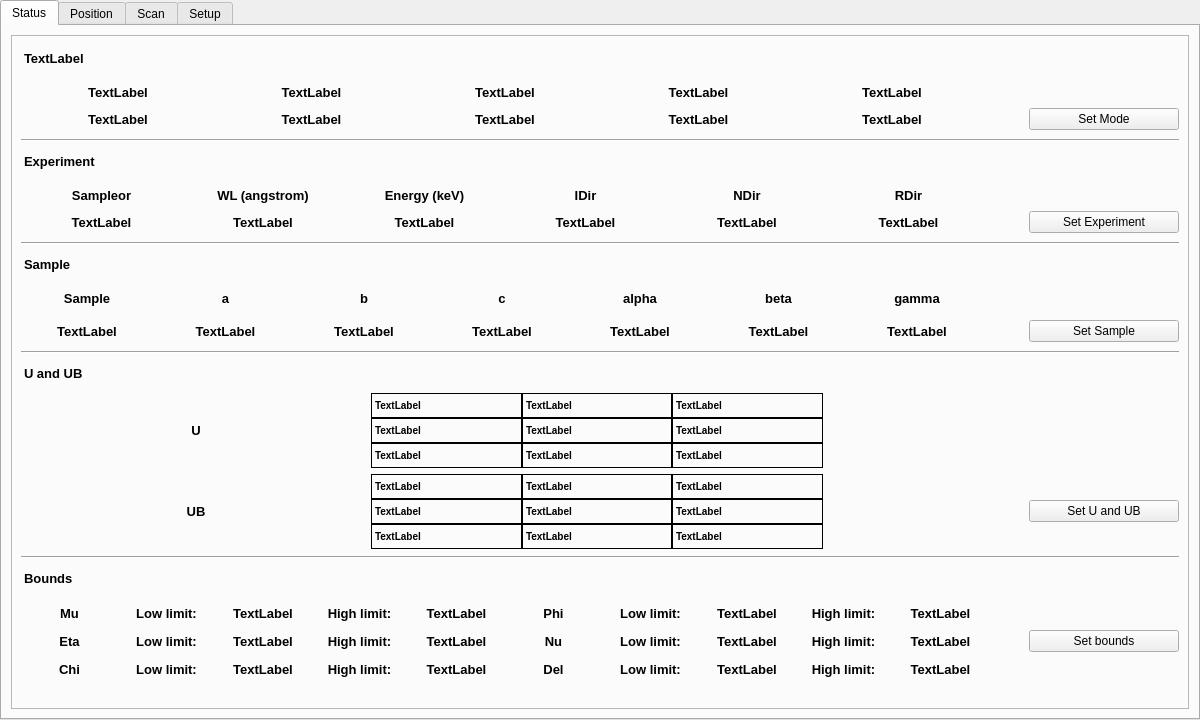
First picture: the form in gui/main.ui, repository HugoValim/DAF, before the edit.
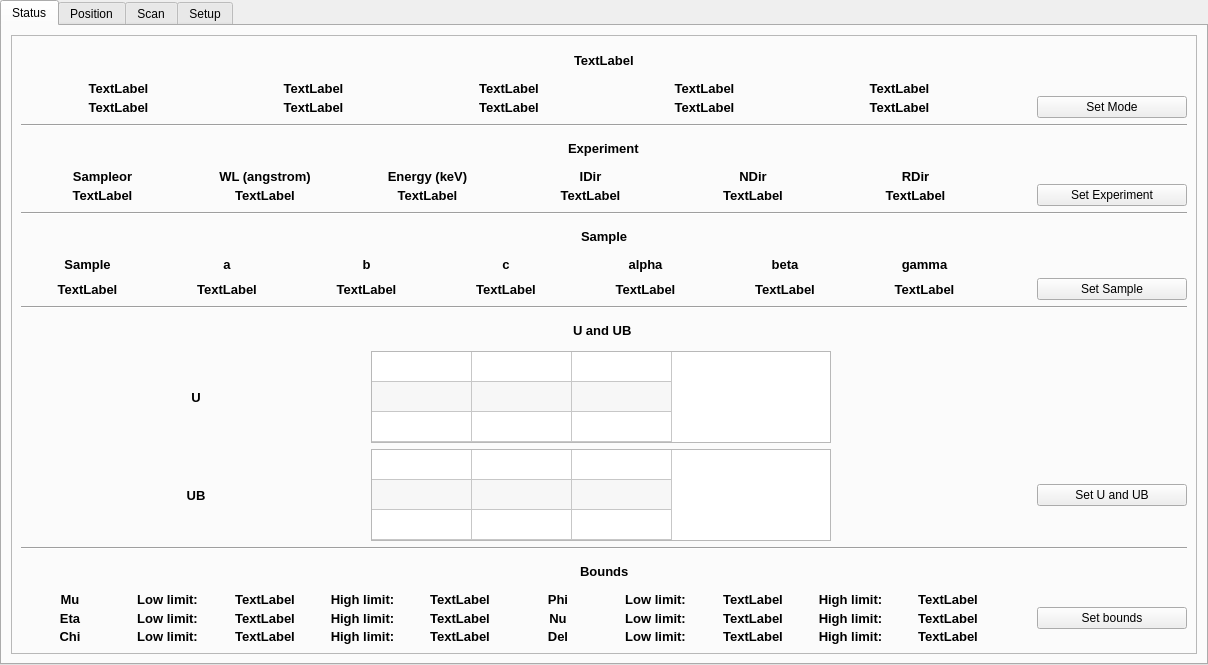
Second picture: the form after the edit. Custom widgets are drawn as their Qt base class.

The edit to the form file:
```diff
--- a/gui/main.ui
+++ b/gui/main.ui
@@ -6,8 +6,8 @@
    <rect>
     <x>0</x>
     <y>0</y>
-    <width>1200</width>
-    <height>720</height>
+    <width>1208</width>
+    <height>665</height>
    </rect>
   </property>
   <property name="windowTitle">
@@ -40,19 +40,13 @@
      </property>
      <property name="font">
       <font>
+       <pointsize>9</pointsize>
        <weight>50</weight>
        <bold>false</bold>
       </font>
      </property>
      <property name="styleSheet">
-      <string notr="true"> QLabel {
-    qproperty-alignment: AlignCenter;
-    padding: 5px 0px;
-    color: rgb(0, 0, 0);
-    max-height: 22px;
-    font-size: 10pt;
-	font-weight: bold; 
-}</string>
+      <string notr="true"/>
      </property>
      <property name="currentIndex">
       <number>0</number>
@@ -72,6 +66,21 @@
          </property>
          <layout class="QVBoxLayout" name="verticalLayout_6">
           <item>
+           <layout class="QHBoxLayout" name="horizontalLayout_5">
+            <item>
+             <spacer name="horizontalSpacer_17">
+              <property name="orientation">
+               <enum>Qt::Horizontal</enum>
+              </property>
+              <property name="sizeHint" stdset="0">
+               <size>
+                <width>40</width>
+                <height>20</height>
+               </size>
+              </property>
+             </spacer>
+            </item>
+            <item>
            <widget class="QLabel" name="label_mode">
             <property name="font">
              <font>
@@ -81,19 +90,27 @@
              </font>
             </property>
             <property name="styleSheet">
-             <string notr="true"> QLabel {
-    qproperty-alignment: AlignCenter;
-    padding: 5px 0px;
-    color: rgb(0, 0, 0);
-    max-height: 15px;
-    font-size: 10pt;
-	font-weight: bold; 
-}</string>
+               <string notr="true"/>
             </property>
             <property name="text">
              <string>TextLabel</string>
             </property>
            </widget>
+            </item>
+            <item>
+             <spacer name="horizontalSpacer_18">
+              <property name="orientation">
+               <enum>Qt::Horizontal</enum>
+              </property>
+              <property name="sizeHint" stdset="0">
+               <size>
+                <width>40</width>
+                <height>20</height>
+               </size>
+              </property>
+             </spacer>
+            </item>
+           </layout>
           </item>
           <item>
            <layout class="QGridLayout" name="gridLayout_17">
@@ -336,6 +353,21 @@
            </widget>
           </item>
           <item>
+           <layout class="QHBoxLayout" name="horizontalLayout_6">
+            <item>
+             <spacer name="horizontalSpacer_19">
+              <property name="orientation">
+               <enum>Qt::Horizontal</enum>
+              </property>
+              <property name="sizeHint" stdset="0">
+               <size>
+                <width>40</width>
+                <height>20</height>
+               </size>
+              </property>
+             </spacer>
+            </item>
+            <item>
            <widget class="QLabel" name="label_6">
             <property name="font">
              <font>
@@ -345,14 +377,7 @@
              </font>
             </property>
             <property name="styleSheet">
-             <string notr="true"> QLabel {
-    qproperty-alignment: AlignCenter;
-    padding: 5px 0px;
-    color: rgb(0, 0, 0);
-    max-height: 15px;
-    font-size: 10pt;
-	font-weight: bold; 
-}</string>
+               <string notr="true"/>
             </property>
             <property name="text">
              <string>Experiment</string>
@@ -360,6 +385,21 @@
            </widget>
           </item>
           <item>
+             <spacer name="horizontalSpacer_20">
+              <property name="orientation">
+               <enum>Qt::Horizontal</enum>
+              </property>
+              <property name="sizeHint" stdset="0">
+               <size>
+                <width>40</width>
+                <height>20</height>
+               </size>
+              </property>
+             </spacer>
+            </item>
+           </layout>
+          </item>
+          <item>
            <layout class="QGridLayout" name="gridLayout_4">
             <property name="spacing">
              <number>0</number>
@@ -624,21 +664,51 @@
            </widget>
           </item>
           <item>
+           <layout class="QHBoxLayout" name="horizontalLayout_7">
+            <item>
+             <spacer name="horizontalSpacer_21">
+              <property name="orientation">
+               <enum>Qt::Horizontal</enum>
+              </property>
+              <property name="sizeHint" stdset="0">
+               <size>
+                <width>40</width>
+                <height>20</height>
+               </size>
+              </property>
+             </spacer>
+            </item>
+            <item>
            <widget class="QLabel" name="label_26">
+              <property name="font">
+               <font>
+                <pointsize>10</pointsize>
+                <weight>75</weight>
+                <bold>true</bold>
+               </font>
+              </property>
             <property name="styleSheet">
-             <string notr="true"> QLabel {
-    qproperty-alignment: AlignCenter;
-    padding: 5px 0px;
-    color: rgb(0, 0, 0);
-    max-height: 15px;
-    font-size: 10pt;
-	font-weight: bold; 
-}</string>
+               <string notr="true"/>
             </property>
             <property name="text">
              <string>Sample</string>
             </property>
            </widget>
+            </item>
+            <item>
+             <spacer name="horizontalSpacer_22">
+              <property name="orientation">
+               <enum>Qt::Horizontal</enum>
+              </property>
+              <property name="sizeHint" stdset="0">
+               <size>
+                <width>40</width>
+                <height>20</height>
+               </size>
+              </property>
+             </spacer>
+            </item>
+           </layout>
           </item>
           <item>
            <layout class="QGridLayout" name="gridLayout_2">
@@ -936,6 +1006,21 @@
            </widget>
           </item>
           <item>
+           <layout class="QHBoxLayout" name="horizontalLayout_8">
+            <item>
+             <spacer name="horizontalSpacer_23">
+              <property name="orientation">
+               <enum>Qt::Horizontal</enum>
+              </property>
+              <property name="sizeHint" stdset="0">
+               <size>
+                <width>40</width>
+                <height>20</height>
+               </size>
+              </property>
+             </spacer>
+            </item>
+            <item>
            <widget class="QLabel" name="label_18">
             <property name="font">
              <font>
@@ -945,14 +1030,7 @@
              </font>
             </property>
             <property name="styleSheet">
-             <string notr="true"> QLabel {
-    qproperty-alignment: AlignCenter;
-    padding: 5px 0px;
-    color: rgb(0, 0, 0);
-    max-height: 15px;
-    font-size: 10pt;
-	font-weight: bold; 
-}</string>
+               <string notr="true"/>
             </property>
             <property name="text">
              <string>U and UB </string>
@@ -960,6 +1038,21 @@
            </widget>
           </item>
           <item>
+             <spacer name="horizontalSpacer_24">
+              <property name="orientation">
+               <enum>Qt::Horizontal</enum>
+              </property>
+              <property name="sizeHint" stdset="0">
+               <size>
+                <width>40</width>
+                <height>20</height>
+               </size>
+              </property>
+             </spacer>
+            </item>
+           </layout>
+          </item>
+          <item>
            <layout class="QGridLayout" name="gridLayout_12">
             <item row="1" column="1">
              <widget class="PyDMRelatedDisplayButton" name="PyDMRelatedDisplayButton_5">
@@ -996,7 +1089,7 @@
               <property name="spacing">
                <number>0</number>
               </property>
-              <item row="1" column="4">
+              <item row="1" column="2">
                <spacer name="horizontalSpacer">
                 <property name="orientation">
                  <enum>Qt::Horizontal</enum>
@@ -1012,54 +1105,6 @@
                 </property>
                </spacer>
               </item>
-              <item row="0" column="2">
-               <widget class="QLabel" name="label_u01">
-                <property name="maximumSize">
-                 <size>
-                  <width>2002</width>
-                  <height>37</height>
-                 </size>
-                </property>
-                <property name="styleSheet">
-                 <string notr="true"> QLabel {
-    qproperty-alignment: AlignCenter;
-    border: 1px solid rgb(0, 0, 0);
-    padding: 5px 0px;
-    color: rgb(0, 0, 0);
-    max-height: 25px;
-	max-width: 2000px;
-    font-size: 10px;
-}</string>
-                </property>
-                <property name="text">
-                 <string>TextLabel</string>
-                </property>
-               </widget>
-              </item>
-              <item row="1" column="1">
-               <widget class="QLabel" name="label_u10">
-                <property name="maximumSize">
-                 <size>
-                  <width>2002</width>
-                  <height>37</height>
-                 </size>
-                </property>
-                <property name="styleSheet">
-                 <string notr="true"> QLabel {
-    qproperty-alignment: AlignCenter;
-    border: 1px solid rgb(0, 0, 0);
-    padding: 5px 0px;
-    color: rgb(0, 0, 0);
-    max-height: 25px;
-	max-width: 2000px;
-    font-size: 10px;
-}</string>
-                </property>
-                <property name="text">
-                 <string>TextLabel</string>
-                </property>
-               </widget>
-              </item>
               <item row="1" column="0">
                <widget class="QLabel" name="label_19">
                 <property name="minimumSize">
@@ -1071,7 +1116,7 @@
                 <property name="maximumSize">
                  <size>
                   <width>400</width>
-                  <height>16777215</height>
+                  <height>32</height>
                  </size>
                 </property>
                 <property name="font">
@@ -1089,172 +1134,74 @@
                 </property>
                </widget>
               </item>
-              <item row="0" column="3">
-               <widget class="QLabel" name="label_u02">
+              <item row="1" column="1">
+               <widget class="QTableWidget" name="tableWidget_U">
+                <property name="sizePolicy">
+                 <sizepolicy hsizetype="Expanding" vsizetype="Fixed">
+                  <horstretch>0</horstretch>
+                  <verstretch>0</verstretch>
+                 </sizepolicy>
+                </property>
                 <property name="maximumSize">
                  <size>
-                  <width>2002</width>
-                  <height>37</height>
+                  <width>16777215</width>
+                  <height>92</height>
                  </size>
                 </property>
-                <property name="styleSheet">
-                 <string notr="true"> QLabel {
-    qproperty-alignment: AlignCenter;
-    border: 1px solid rgb(0, 0, 0);
-    padding: 5px 0px;
-    color: rgb(0, 0, 0);
-    max-height: 25px;
-	max-width: 2000px;
-    font-size: 10px;
-}</string>
+                <property name="frameShadow">
+                 <enum>QFrame::Sunken</enum>
                 </property>
-                <property name="text">
-                 <string>TextLabel</string>
+                <property name="autoScroll">
+                 <bool>false</bool>
                 </property>
-               </widget>
-              </item>
-              <item row="1" column="3">
-               <widget class="QLabel" name="label_u12">
-                <property name="maximumSize">
-                 <size>
-                  <width>2002</width>
-                  <height>37</height>
-                 </size>
+                <property name="tabKeyNavigation">
+                 <bool>false</bool>
                 </property>
-                <property name="styleSheet">
-                 <string notr="true"> QLabel {
-    qproperty-alignment: AlignCenter;
-    border: 1px solid rgb(0, 0, 0);
-    padding: 5px 0px;
-    color: rgb(0, 0, 0);
-    max-height: 25px;
-	max-width: 2000px;
-    font-size: 10px;
-}</string>
+                <property name="showDropIndicator" stdset="0">
+                 <bool>false</bool>
                 </property>
-                <property name="text">
-                 <string>TextLabel</string>
+                <property name="dragDropOverwriteMode">
+                 <bool>false</bool>
                 </property>
-               </widget>
-              </item>
-              <item row="2" column="3">
-               <widget class="QLabel" name="label_u22">
-                <property name="maximumSize">
-                 <size>
-                  <width>2002</width>
-                  <height>37</height>
-                 </size>
+                <property name="alternatingRowColors">
+                 <bool>true</bool>
                 </property>
-                <property name="styleSheet">
-                 <string notr="true"> QLabel {
-    qproperty-alignment: AlignCenter;
-    border: 1px solid rgb(0, 0, 0);
-    padding: 5px 0px;
-    color: rgb(0, 0, 0);
-    max-height: 25px;
-	max-width: 2000px;
-    font-size: 10px;
-}</string>
-                </property>
+                <attribute name="horizontalHeaderVisible">
+                 <bool>false</bool>
+                </attribute>
+                <attribute name="verticalHeaderVisible">
+                 <bool>false</bool>
+                </attribute>
+                <row>
+                 <property name="text">
+                  <string/>
+                 </property>
+                </row>
+                <row>
                 <property name="text">
-                 <string>TextLabel</string>
-                </property>
-               </widget>
-              </item>
-              <item row="0" column="1">
-               <widget class="QLabel" name="label_u00">
-                <property name="maximumSize">
-                 <size>
-                  <width>2002</width>
-                  <height>37</height>
-                 </size>
-                </property>
-                <property name="styleSheet">
-                 <string notr="true"> QLabel {
-    qproperty-alignment: AlignCenter;
-    border: 1px solid rgb(0, 0, 0);
-    padding: 5px 0px;
-    color: rgb(0, 0, 0);
-    max-height: 25px;
-	max-width: 2000px;
-    font-size: 10px;
-}</string>
-                </property>
+                  <string/>
+                 </property>
+                </row>
+                <row>
                 <property name="text">
-                 <string>TextLabel</string>
-                </property>
-               </widget>
-              </item>
-              <item row="2" column="1">
-               <widget class="QLabel" name="label_u20">
-                <property name="maximumSize">
-                 <size>
-                  <width>2002</width>
-                  <height>37</height>
-                 </size>
-                </property>
-                <property name="styleSheet">
-                 <string notr="true"> QLabel {
-    qproperty-alignment: AlignCenter;
-    border: 1px solid rgb(0, 0, 0);
-    padding: 5px 0px;
-    color: rgb(0, 0, 0);
-    max-height: 25px;
-	max-width: 2000px;
-    font-size: 10px;
-}</string>
-                </property>
+                  <string/>
+                 </property>
+                </row>
+                <column>
                 <property name="text">
-                 <string>TextLabel</string>
-                </property>
-               </widget>
-              </item>
-              <item row="1" column="2">
-               <widget class="QLabel" name="label_u11">
-                <property name="maximumSize">
-                 <size>
-                  <width>2002</width>
-                  <height>37</height>
-                 </size>
-                </property>
-                <property name="styleSheet">
-                 <string notr="true"> QLabel {
-    qproperty-alignment: AlignCenter;
-    border: 1px solid rgb(0, 0, 0);
-    padding: 5px 0px;
-    color: rgb(0, 0, 0);
-    max-height: 25px;
-	max-width: 2000px;
-    font-size: 10px;
-}</string>
-                </property>
+                  <string/>
+                 </property>
+                </column>
+                <column>
                 <property name="text">
-                 <string>TextLabel</string>
-                </property>
-               </widget>
-              </item>
-              <item row="2" column="2">
-               <widget class="QLabel" name="label_u21">
-                <property name="maximumSize">
-                 <size>
-                  <width>2002</width>
-                  <height>37</height>
-                 </size>
-                </property>
-                <property name="styleSheet">
-                 <string notr="true"> QLabel {
-    qproperty-alignment: AlignCenter;
-    border: 1px solid rgb(0, 0, 0);
-    padding: 5px 0px;
-    color: rgb(0, 0, 0);
-    max-height: 25px;
-	max-width: 2000px;
-    font-size: 10px;
-}</string>
-                </property>
+                  <string/>
+                 </property>
+                </column>
+                <column>
                 <property name="text">
-                 <string>TextLabel</string>
-                </property>
+                  <string/>
+                 </property>
+                </column>
                </widget>
               </item>
              </layout>
@@ -1273,127 +1220,7 @@
               <property name="spacing">
                <number>0</number>
               </property>
-              <item row="0" column="1">
-               <widget class="QLabel" name="label_ub00">
-                <property name="maximumSize">
-                 <size>
-                  <width>2002</width>
-                  <height>37</height>
-                 </size>
-                </property>
-                <property name="styleSheet">
-                 <string notr="true"> QLabel {
-    qproperty-alignment: AlignCenter;
-    border: 1px solid rgb(0, 0, 0);
-    padding: 5px 0px;
-    color: rgb(0, 0, 0);
-    max-height: 25px;
-	max-width: 2000px;
-    font-size: 10px;
-}</string>
-                </property>
-                <property name="text">
-                 <string>TextLabel</string>
-                </property>
-               </widget>
-              </item>
-              <item row="2" column="1">
-               <widget class="QLabel" name="label_ub20">
-                <property name="maximumSize">
-                 <size>
-                  <width>2002</width>
-                  <height>37</height>
-                 </size>
-                </property>
-                <property name="styleSheet">
-                 <string notr="true"> QLabel {
-    qproperty-alignment: AlignCenter;
-    border: 1px solid rgb(0, 0, 0);
-    padding: 5px 0px;
-    color: rgb(0, 0, 0);
-    max-height: 25px;
-	max-width: 2000px;
-    font-size: 10px;
-}</string>
-                </property>
-                <property name="text">
-                 <string>TextLabel</string>
-                </property>
-               </widget>
-              </item>
-              <item row="0" column="3">
-               <widget class="QLabel" name="label_ub02">
-                <property name="maximumSize">
-                 <size>
-                  <width>2002</width>
-                  <height>37</height>
-                 </size>
-                </property>
-                <property name="styleSheet">
-                 <string notr="true"> QLabel {
-    qproperty-alignment: AlignCenter;
-    border: 1px solid rgb(0, 0, 0);
-    padding: 5px 0px;
-    color: rgb(0, 0, 0);
-    max-height: 25px;
-	max-width: 2000px;
-    font-size: 10px;
-}</string>
-                </property>
-                <property name="text">
-                 <string>TextLabel</string>
-                </property>
-               </widget>
-              </item>
-              <item row="1" column="2">
-               <widget class="QLabel" name="label_ub11">
-                <property name="maximumSize">
-                 <size>
-                  <width>2002</width>
-                  <height>37</height>
-                 </size>
-                </property>
-                <property name="styleSheet">
-                 <string notr="true"> QLabel {
-    qproperty-alignment: AlignCenter;
-    border: 1px solid rgb(0, 0, 0);
-    padding: 5px 0px;
-    color: rgb(0, 0, 0);
-    max-height: 25px;
-	max-width: 2000px;
-    font-size: 10px;
-}</string>
-                </property>
-                <property name="text">
-                 <string>TextLabel</string>
-                </property>
-               </widget>
-              </item>
-              <item row="1" column="3">
-               <widget class="QLabel" name="label_ub12">
-                <property name="maximumSize">
-                 <size>
-                  <width>2002</width>
-                  <height>37</height>
-                 </size>
-                </property>
-                <property name="styleSheet">
-                 <string notr="true"> QLabel {
-    qproperty-alignment: AlignCenter;
-    border: 1px solid rgb(0, 0, 0);
-    padding: 5px 0px;
-    color: rgb(0, 0, 0);
-    max-height: 25px;
-	max-width: 2000px;
-    font-size: 10px;
-}</string>
-                </property>
-                <property name="text">
-                 <string>TextLabel</string>
-                </property>
-               </widget>
-              </item>
-              <item row="1" column="0">
+              <item row="0" column="0">
                <widget class="QLabel" name="label_59">
                 <property name="minimumSize">
                  <size>
@@ -1404,7 +1231,7 @@
                 <property name="maximumSize">
                  <size>
                   <width>400</width>
-                  <height>16777215</height>
+                  <height>32</height>
                  </size>
                 </property>
                 <property name="font">
@@ -1422,79 +1249,7 @@
                 </property>
                </widget>
               </item>
-              <item row="2" column="3">
-               <widget class="QLabel" name="label_ub22">
-                <property name="maximumSize">
-                 <size>
-                  <width>2002</width>
-                  <height>37</height>
-                 </size>
-                </property>
-                <property name="styleSheet">
-                 <string notr="true"> QLabel {
-    qproperty-alignment: AlignCenter;
-    border: 1px solid rgb(0, 0, 0);
-    padding: 5px 0px;
-    color: rgb(0, 0, 0);
-    max-height: 25px;
-	max-width: 2000px;
-    font-size: 10px;
-}</string>
-                </property>
-                <property name="text">
-                 <string>TextLabel</string>
-                </property>
-               </widget>
-              </item>
-              <item row="2" column="2">
-               <widget class="QLabel" name="label_ub21">
-                <property name="maximumSize">
-                 <size>
-                  <width>2002</width>
-                  <height>37</height>
-                 </size>
-                </property>
-                <property name="styleSheet">
-                 <string notr="true"> QLabel {
-    qproperty-alignment: AlignCenter;
-    border: 1px solid rgb(0, 0, 0);
-    padding: 5px 0px;
-    color: rgb(0, 0, 0);
-    max-height: 25px;
-	max-width: 2000px;
-    font-size: 10px;
-}</string>
-                </property>
-                <property name="text">
-                 <string>TextLabel</string>
-                </property>
-               </widget>
-              </item>
-              <item row="1" column="1">
-               <widget class="QLabel" name="label_ub10">
-                <property name="maximumSize">
-                 <size>
-                  <width>2002</width>
-                  <height>37</height>
-                 </size>
-                </property>
-                <property name="styleSheet">
-                 <string notr="true"> QLabel {
-    qproperty-alignment: AlignCenter;
-    border: 1px solid rgb(0, 0, 0);
-    padding: 5px 0px;
-    color: rgb(0, 0, 0);
-    max-height: 25px;
-	max-width: 2000px;
-    font-size: 10px;
-}</string>
-                </property>
-                <property name="text">
-                 <string>TextLabel</string>
-                </property>
-               </widget>
-              </item>
-              <item row="1" column="4">
+              <item row="0" column="2">
                <spacer name="horizontalSpacer_2">
                 <property name="orientation">
                  <enum>Qt::Horizontal</enum>
@@ -1510,28 +1265,74 @@
                 </property>
                </spacer>
               </item>
-              <item row="0" column="2">
-               <widget class="QLabel" name="label_ub01">
+              <item row="0" column="1">
+               <widget class="QTableWidget" name="tableWidget_UB">
+                <property name="sizePolicy">
+                 <sizepolicy hsizetype="Expanding" vsizetype="Fixed">
+                  <horstretch>0</horstretch>
+                  <verstretch>0</verstretch>
+                 </sizepolicy>
+                </property>
                 <property name="maximumSize">
                  <size>
-                  <width>2002</width>
-                  <height>37</height>
+                  <width>16777215</width>
+                  <height>92</height>
                  </size>
                 </property>
-                <property name="styleSheet">
-                 <string notr="true"> QLabel {
-    qproperty-alignment: AlignCenter;
-    border: 1px solid rgb(0, 0, 0);
-    padding: 5px 0px;
-    color: rgb(0, 0, 0);
-    max-height: 25px;
-	max-width: 2000px;
-    font-size: 10px;
-}</string>
+                <property name="frameShadow">
+                 <enum>QFrame::Sunken</enum>
                 </property>
+                <property name="autoScroll">
+                 <bool>false</bool>
+                </property>
+                <property name="tabKeyNavigation">
+                 <bool>false</bool>
+                </property>
+                <property name="showDropIndicator" stdset="0">
+                 <bool>false</bool>
+                </property>
+                <property name="dragDropOverwriteMode">
+                 <bool>false</bool>
+                </property>
+                <property name="alternatingRowColors">
+                 <bool>true</bool>
+                </property>
+                <attribute name="horizontalHeaderVisible">
+                 <bool>false</bool>
+                </attribute>
+                <attribute name="verticalHeaderVisible">
+                 <bool>false</bool>
+                </attribute>
+                <row>
                 <property name="text">
-                 <string>TextLabel</string>
-                </property>
+                  <string/>
+                 </property>
+                </row>
+                <row>
+                 <property name="text">
+                  <string/>
+                 </property>
+                </row>
+                <row>
+                 <property name="text">
+                  <string/>
+                 </property>
+                </row>
+                <column>
+                 <property name="text">
+                  <string/>
+                 </property>
+                </column>
+                <column>
+                 <property name="text">
+                  <string/>
+                 </property>
+                </column>
+                <column>
+                 <property name="text">
+                  <string/>
+                 </property>
+                </column>
                </widget>
               </item>
              </layout>
@@ -1546,6 +1347,21 @@
            </widget>
           </item>
           <item>
+           <layout class="QHBoxLayout" name="horizontalLayout_9">
+            <item>
+             <spacer name="horizontalSpacer_25">
+              <property name="orientation">
+               <enum>Qt::Horizontal</enum>
+              </property>
+              <property name="sizeHint" stdset="0">
+               <size>
+                <width>40</width>
+                <height>20</height>
+               </size>
+              </property>
+             </spacer>
+            </item>
+            <item>
            <widget class="QLabel" name="label_20">
             <property name="font">
              <font>
@@ -1555,14 +1371,7 @@
              </font>
             </property>
             <property name="styleSheet">
-             <string notr="true"> QLabel {
-    qproperty-alignment: AlignCenter;
-    padding: 5px 0px;
-    color: rgb(0, 0, 0);
-    max-height: 15px;
-    font-size: 10pt;
-	font-weight: bold; 
-}</string>
+               <string notr="true"/>
             </property>
             <property name="text">
              <string>Bounds</string>
@@ -1570,6 +1379,21 @@
            </widget>
           </item>
           <item>
+             <spacer name="horizontalSpacer_26">
+              <property name="orientation">
+               <enum>Qt::Horizontal</enum>
+              </property>
+              <property name="sizeHint" stdset="0">
+               <size>
+                <width>40</width>
+                <height>20</height>
+               </size>
+              </property>
+             </spacer>
+            </item>
+           </layout>
+          </item>
+          <item>
            <layout class="QGridLayout" name="gridLayout_8">
             <property name="spacing">
              <number>0</number>
```
Left out of the diff: 482 changed lines with no effect on the pictures. Lines whose indentation alone changed are shown as unchanged.
